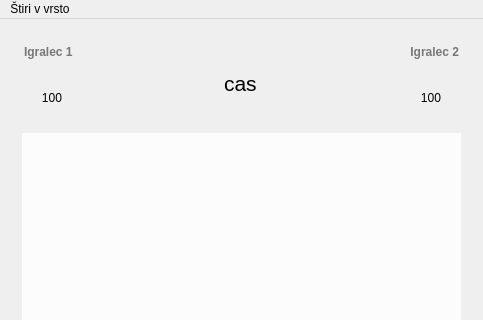
Old version of the form glavnookno.ui in the repository vladimirrujevic/rpoprojekt; both pictures show x 0 to 483 and y 0 to 320 of the 483 by 473 pixel window.
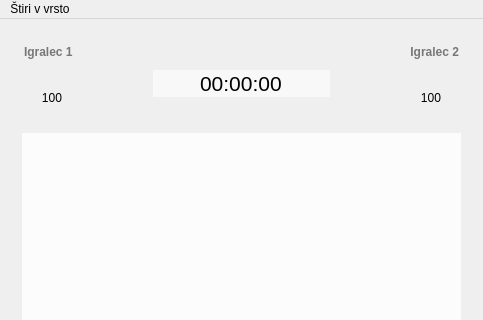
New version of the form. Icons and pictures are not drawn.

Commit message:
Timer, design, fix
Update .gitignore to fix crossplatform compatibility issues
Izboljšan prikaz časa

Diff of the .ui file:
```diff
--- a/glavnookno.ui
+++ b/glavnookno.ui
@@ -154,11 +154,14 @@
                <pointsize>16</pointsize>
               </font>
              </property>
+             <property name="autoFillBackground">
+              <bool>false</bool>
+             </property>
              <property name="styleSheet">
-              <string notr="true">background-color: rgba(255, 255, 255, 0);</string>
+              <string notr="true">background-color: rgb(255, 255, 255, 150);</string>
              </property>
              <property name="text">
-              <string>cas</string>
+              <string>00:00:00</string>
              </property>
              <property name="alignment">
               <set>Qt::AlignCenter</set>
```
The commit also changes 4 other files.
